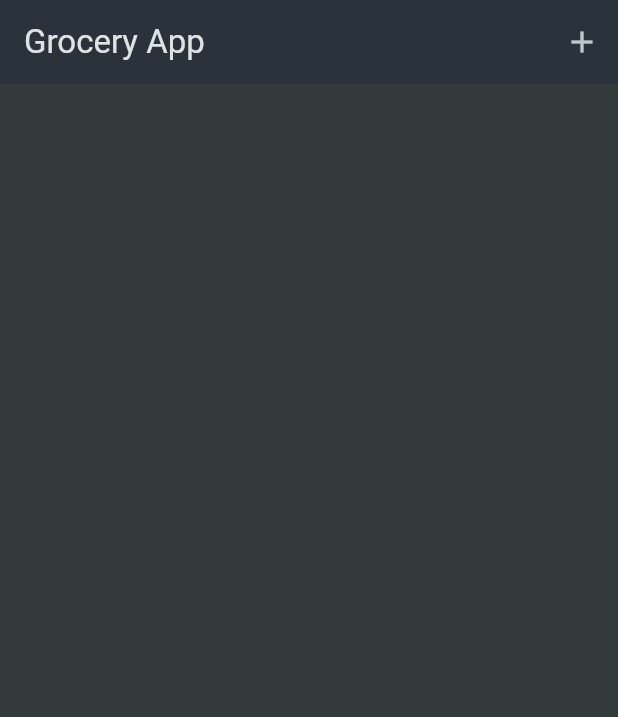
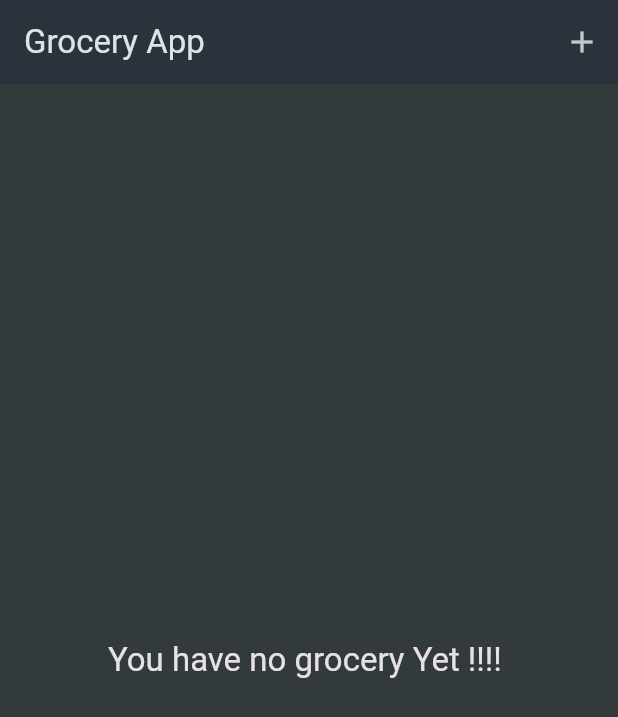
Before and after one commit to mhnazary/grocey_app, a Flutter app: the screen it shows after launch, on a phone screen of 412 x 824 dp. Shown: the top 717 px of the screen. Run offline on Flutter 3.47's test engine with Material 3 defaults, Android fonts, the phone set to English and light mode, and no system bars.

Commit message:
Delete option added

```diff
--- a/lib/widget/grocery_list.dart
+++ b/lib/widget/grocery_list.dart
@@ -19,8 +19,11 @@ class _GroceryListState extends State<GroceryList> {
       context,
     ).push<GroceryItems>(MaterialPageRoute(builder: (cts) => AddItem()));
 
+    if (newItem == null) {
+      return;
+    }
     setState(() {
-      _groceryItem.add(newItem!);
+      _groceryItem.add(newItem);
     });
   }
 
@@ -31,10 +34,25 @@ class _GroceryListState extends State<GroceryList> {
         title: Text('Grocery App'),
         actions: [IconButton(onPressed: _addItem, icon: Icon(Icons.add))],
       ),
-      body: ListView.builder(
+      body: Column(
+        mainAxisAlignment: MainAxisAlignment.center,
+        children: [
+          if (_groceryItem.isEmpty)
+            Center(
+              child: Text(
+                'You have no grocery Yet !!!! ',
+                style: Theme.of(context).textTheme.titleLarge,
+              ),
+            )
+          else
+            Expanded(
+              child: ListView.builder(
                 itemCount: _groceryItem.length,
                 itemBuilder:
-            (cts, index) => ListTile(
+                    (cts, index) => Dismissible(
+                      key: ValueKey(_groceryItem[index].id),
+                      onDismissed: (direction) => _groceryItem.removeAt(index),
+                      child: ListTile(
                         title: Text(_groceryItem[index].name),
                         leading: Container(
                           height: 24,
@@ -44,6 +62,10 @@ class _GroceryListState extends State<GroceryList> {
                         trailing: Text(_groceryItem[index].quantity.toString()),
                       ),
                     ),
+              ),
+            ),
+        ],
+      ),
     );
   }
 }
```
Lines whose indentation alone changed are shown as unchanged.
